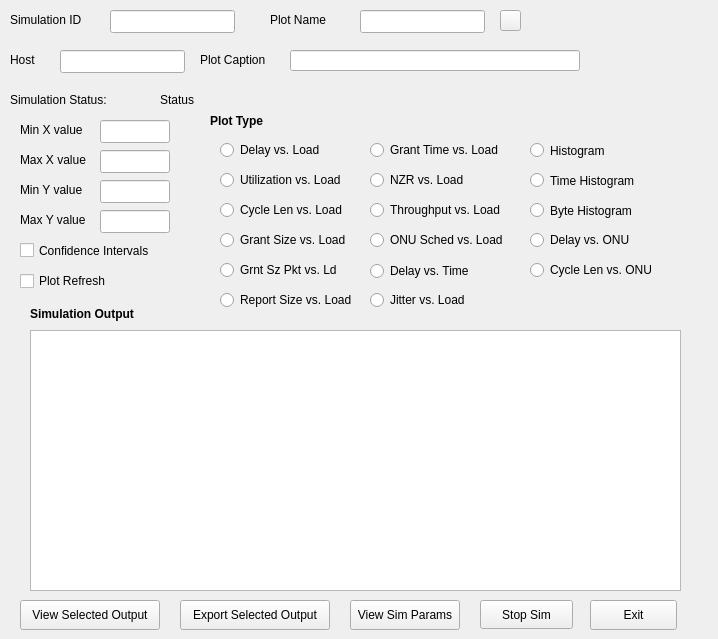
Before: the Qt Designer form epon_sims/sim_mgr/simviewform.ui in GsusFreak/scvid, drawn with Qt 5.
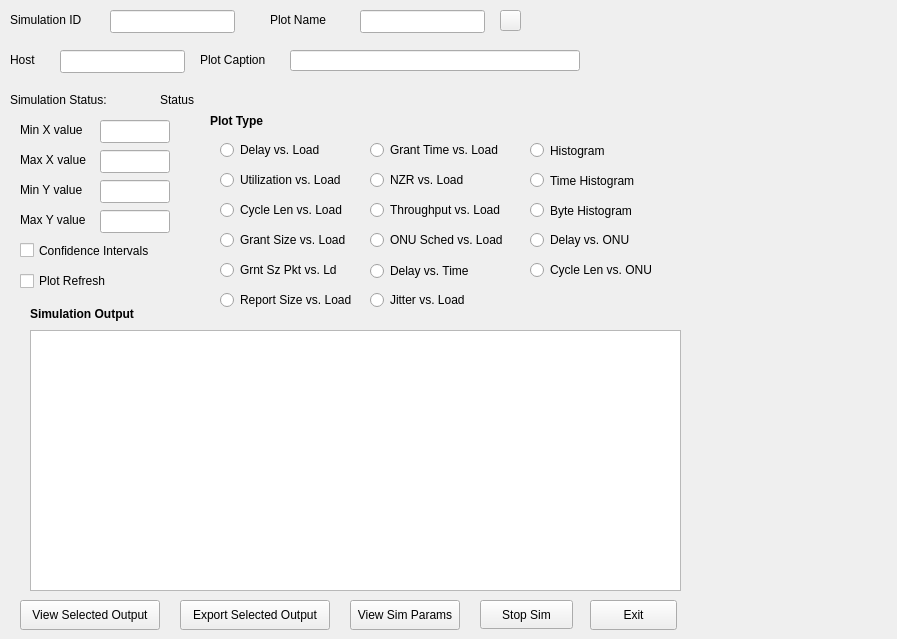
After: the same form once the commit is applied.

Diff of the .ui file:
```diff
--- a/epon_sims/sim_mgr/simviewform.ui
+++ b/epon_sims/sim_mgr/simviewform.ui
@@ -6,7 +6,7 @@
    <rect>
     <x>0</x>
     <y>0</y>
-    <width>718</width>
+    <width>897</width>
     <height>639</height>
    </rect>
   </property>
```
Left out of the diff: 51 changed lines with no effect on the pictures.
